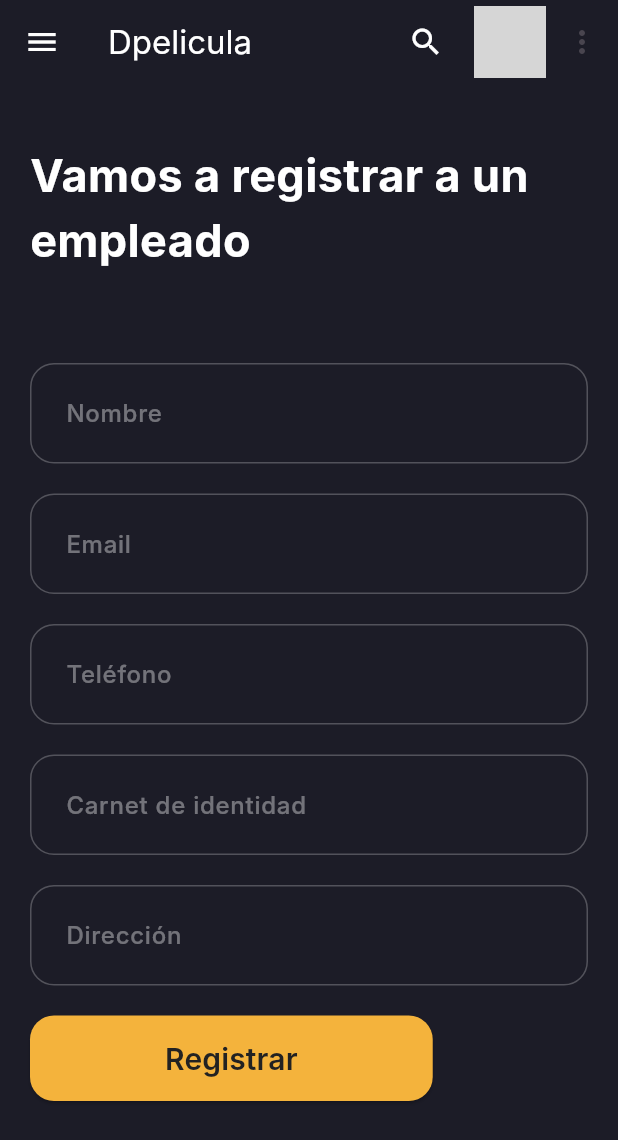
After one commit to TheBig-C/IS_Dpelicula, a Flutter app: the RegisterEmployee screen opened by its route, on a phone screen of 412 x 824 dp. The commit adds this screen. Shown: the top 1140 px of the screen. Run offline on Flutter 3.47's test engine with Material 3 defaults, Android fonts, the light colour scheme and no system bars; our stand-ins replace bloc, carousel_slider, cloud_firestore, dio, firebase_auth, firebase_core and 4 more; accounts and stored records are empty; network calls fail; Roboto replaces fonts that are missing (Inter); grey boxes are pictures that could not be loaded.

Commit message:
Autenticacion y autorizacion
Se agrego el restablecimiento de contrasena y tambien el registro de empleados para roles del tipo admin, tambien cuando se registra un empleado su contrasena default sera su ci por lo tando se le pedira que restablezca su contrasena al inicar sesion

```diff
--- a/lib/main.dart
+++ b/lib/main.dart
@@ -3,6 +3,7 @@ import 'package:firebase_auth/firebase_auth.dart';
 import 'package:firebase_core/firebase_core.dart';
 import 'package:flutter/material.dart';
 import 'package:flutter_bloc/flutter_bloc.dart';
+import 'package:is_dpelicula/pages/register_employee.dart';
 import 'package:is_dpelicula/pages/register_page.dart'; // Asegúrate de usar la ruta correcta al archivo
 
 import 'package:go_router/go_router.dart';
@@ -15,6 +16,7 @@ import 'package:is_dpelicula/pages/home_page.dart';
 import 'package:is_dpelicula/pages/login_page.dart';
 import 'package:is_dpelicula/pages/register_page.dart';
 import 'package:is_dpelicula/pages/about_us.dart';
+
 void main() async {
   WidgetsFlutterBinding.ensureInitialized();
   await Firebase.initializeApp(
@@ -72,6 +74,14 @@ class MyApp extends StatelessWidget {
         return const ContactPage();
       },
     ),
+    GoRoute(
+      path: '/register_employee',
+      name: 'registerEmployee',
+      builder: (context, state) {
+        return const RegisterEmployee();
+      },
+    ),
+
   ], initialLocation: '/home');
 
   @override
--- /dev/null
+++ b/lib/pages/register_employee.dart
@@ -0,0 +1,302 @@
+import 'package:cloud_firestore/cloud_firestore.dart';
+import 'package:firebase_auth/firebase_auth.dart';
+import 'package:flutter/material.dart';
+import 'package:go_router/go_router.dart';
+import 'package:is_dpelicula/widgets/custom_app_bar.dart';
+import 'package:top_snackbar_flutter/custom_snack_bar.dart';
+import 'package:top_snackbar_flutter/top_snack_bar.dart';
+
+class RegisterEmployee extends StatefulWidget {
+  const RegisterEmployee({super.key});
+
+  @override
+  State<RegisterEmployee> createState() => _RegisterEmployeeState();
+}
+
+class _RegisterEmployeeState extends State<RegisterEmployee> {
+  final formKey = GlobalKey<FormState>();
+  TextEditingController emailController = TextEditingController();
+  TextEditingController nameController = TextEditingController();
+  TextEditingController phoneController = TextEditingController();
+  TextEditingController ciController = TextEditingController();
+  TextEditingController addressController = TextEditingController();
+
+  @override
+  Widget build(BuildContext context) {
+    bool isDesktop = MediaQuery.of(context).size.width > 800;
+    FirebaseFirestore firestore = FirebaseFirestore.instance;
+    CollectionReference users = firestore.collection('users');
+    Widget registerForm = Padding(
+      padding: const EdgeInsets.symmetric(horizontal: 20, vertical: 40),
+      child: Form(
+        key: formKey,
+        child: Column(
+          crossAxisAlignment: CrossAxisAlignment.start,
+          children: [
+            const Text(
+              "Vamos a registrar a un empleado",
+              style: TextStyle(fontWeight: FontWeight.bold, fontSize: 30),
+            ),
+            const SizedBox(height: 60),
+            TextFormField(
+              controller: nameController,
+              textInputAction: TextInputAction.next,
+              cursorColor: Theme.of(context).primaryColor,
+              style: const TextStyle(color: Colors.white70, fontSize: 18),
+              autovalidateMode: AutovalidateMode.onUserInteraction,
+              validator: (name) => name != null && name.isEmpty
+                  ? 'Por favor introduzca un nombre'
+                  : null,
+              decoration: InputDecoration(
+                labelText: "Nombre",
+                floatingLabelStyle:
+                    const TextStyle(color: Colors.white54, fontSize: 22),
+                labelStyle: const TextStyle(
+                    color: Colors.white38,
+                    fontSize: 16,
+                    fontWeight: FontWeight.w500),
+                contentPadding:
+                    const EdgeInsets.symmetric(horizontal: 20, vertical: 20),
+                enabledBorder: OutlineInputBorder(
+                    borderSide: const BorderSide(color: Colors.white24),
+                    borderRadius: BorderRadius.circular(16)),
+                focusedBorder: OutlineInputBorder(
+                    borderSide:
+                        BorderSide(color: Theme.of(context).primaryColor),
+                    borderRadius: BorderRadius.circular(16)),
+                border: OutlineInputBorder(
+                    borderSide: const BorderSide(color: Colors.white70),
+                    borderRadius: BorderRadius.circular(16)),
+              ),
+            ),
+            const SizedBox(height: 20),
+            TextFormField(
+              controller: emailController,
+              textInputAction: TextInputAction.next,
+              cursorColor: Theme.of(context).primaryColor,
+              style: const TextStyle(color: Colors.white70, fontSize: 18),
+              autovalidateMode: AutovalidateMode.onUserInteraction,
+              validator: (email) => email != null && email.isEmpty
+                  ? 'Por favor introduzca un email'
+                  : null,
+              decoration: InputDecoration(
+                labelText: "Email",
+                floatingLabelStyle:
+                    const TextStyle(color: Colors.white54, fontSize: 22),
+                labelStyle: const TextStyle(
+                    color: Colors.white38,
+                    fontSize: 16,
+                    fontWeight: FontWeight.w500),
+                contentPadding:
+                    const EdgeInsets.symmetric(horizontal: 20, vertical: 20),
+                enabledBorder: OutlineInputBorder(
+                    borderSide: const BorderSide(color: Colors.white24),
+                    borderRadius: BorderRadius.circular(16)),
+                focusedBorder: OutlineInputBorder(
+                    borderSide:
+                        BorderSide(color: Theme.of(context).primaryColor),
+                    borderRadius: BorderRadius.circular(16)),
+                border: OutlineInputBorder(
+                    borderSide: const BorderSide(color: Colors.white70),
+                    borderRadius: BorderRadius.circular(16)),
+              ),
+            ),
+            const SizedBox(height: 20),
+            TextFormField(
+              controller: phoneController,
+              textInputAction: TextInputAction.next,
+              cursorColor: Theme.of(context).primaryColor,
+              style: const TextStyle(color: Colors.white70, fontSize: 18),
+              autovalidateMode: AutovalidateMode.onUserInteraction,
+              validator: (phone) => phone != null && phone.isEmpty
+                  ? 'Por favor introduzca un teléfono'
+                  : null,
+              decoration: InputDecoration(
+                labelText: "Teléfono",
+                floatingLabelStyle:
+                    const TextStyle(color: Colors.white54, fontSize: 22),
+                labelStyle: const TextStyle(
+                    color: Colors.white38,
+                    fontSize: 16,
+                    fontWeight: FontWeight.w500),
+                contentPadding:
+                    const EdgeInsets.symmetric(horizontal: 20, vertical: 20),
+                enabledBorder: OutlineInputBorder(
+                    borderSide: const BorderSide(color: Colors.white24),
+                    borderRadius: BorderRadius.circular(16)),
+                focusedBorder: OutlineInputBorder(
+                    borderSide:
+                        BorderSide(color: Theme.of(context).primaryColor),
+                    borderRadius: BorderRadius.circular(16)),
+                border: OutlineInputBorder(
+                    borderSide: const BorderSide(color: Colors.white70),
+                    borderRadius: BorderRadius.circular(16)),
+              ),
+            ),
+            const SizedBox(height: 20),
+            TextFormField(
+              controller: ciController,
+              textInputAction: TextInputAction.next,
+              cursorColor: Theme.of(context).primaryColor,
+              style: const TextStyle(color: Colors.white70, fontSize: 18),
+              autovalidateMode: AutovalidateMode.onUserInteraction,
+              validator: (phone) => phone != null && phone.isEmpty
+                  ? 'Por favor introduzca su carnet de identidad'
+                  : null,
+              decoration: InputDecoration(
+                labelText: "Carnet de identidad",
+                floatingLabelStyle:
+                    const TextStyle(color: Colors.white54, fontSize: 22),
+                labelStyle: const TextStyle(
+                    color: Colors.white38,
+                    fontSize: 16,
+                    fontWeight: FontWeight.w500),
+                contentPadding:
+                    const EdgeInsets.symmetric(horizontal: 20, vertical: 20),
+                enabledBorder: OutlineInputBorder(
+                    borderSide: const BorderSide(color: Colors.white24),
+                    borderRadius: BorderRadius.circular(16)),
+                focusedBorder: OutlineInputBorder(
+                    borderSide:
+                        BorderSide(color: Theme.of(context).primaryColor),
+                    borderRadius: BorderRadius.circular(16)),
+                border: OutlineInputBorder(
+                    borderSide: const BorderSide(color: Colors.white70),
+                    borderRadius: BorderRadius.circular(16)),
+              ),
+            ),
+            const SizedBox(height: 20),
+            TextFormField(
+              controller: addressController,
+              textInputAction: TextInputAction.done,
+              cursorColor: Theme.of(context).primaryColor,
+              style: const TextStyle(color: Colors.white70, fontSize: 18),
+              autovalidateMode: AutovalidateMode.onUserInteraction,
+              validator: (address) => address != null && address.isEmpty
+                  ? 'Por favor introduzca una dirección'
+                  : null,
+              decoration: InputDecoration(
+                labelText: "Dirección",
+                floatingLabelStyle:
+                    const TextStyle(color: Colors.white54, fontSize: 22),
+                labelStyle: const TextStyle(
+                    color: Colors.white38,
+                    fontSize: 16,
+                    fontWeight: FontWeight.w500),
+                contentPadding:
+                    const EdgeInsets.symmetric(horizontal: 20, vertical: 20),
+                enabledBorder: OutlineInputBorder(
+                    borderSide: const BorderSide(color: Colors.white24),
+                    borderRadius: BorderRadius.circular(16)),
+                focusedBorder: OutlineInputBorder(
+                    borderSide:
+                        BorderSide(color: Theme.of(context).primaryColor),
+                    borderRadius: BorderRadius.circular(16)),
+                border: OutlineInputBorder(
+                    borderSide: const BorderSide(color: Colors.white70),
+                    borderRadius: BorderRadius.circular(16)),
+              ),
+            ),
+            const SizedBox(height: 20),
+            ElevatedButton(
+              onPressed: () {
+                final isValid = formKey.currentState!.validate();
+                if (!isValid) return;
+                showDialog(
+                    context: context,
+                    barrierDismissible: false,
+                    builder: (context) => Center(
+                        child: CircularProgressIndicator(
+                            color: Theme.of(context).primaryColor)));
+
+                // Here, instead of creating a user with email and password, set the predefined password and register the employee
+                FirebaseAuth.instance
+                    .createUserWithEmailAndPassword(
+                        email: emailController.text.trim(),
+                        password: ciController.text
+                            .trim()) // Set a predefined password
+                    .then((userCredential) =>
+                        users.doc(userCredential.user!.uid).set({
+                          'money': 0,
+                          'email': emailController.text.trim(),
+                          'name': nameController.text.trim(),
+                          'CI': ciController.text.trim(),
+                          'phone': phoneController.text.trim(),
+                          'address': addressController.text.trim(),
+                          'role': 'admin', // Specify role
+                        }))
+                    .then((_) {
+                  Navigator.of(context, rootNavigator: true).pop();
+                  showTopSnackBar(
+                      Overlay.of(context)!,
+                      const CustomSnackBar.success(
+                          message: 'Success, employee has been registered!'));
+                  context.goNamed('login');
+                }).catchError((e) {
+                  Navigator.of(context, rootNavigator: true).pop();
+                  showTopSnackBar(Overlay.of(context)!,
+                      CustomSnackBar.error(message: e.message));
+                });
+              },
+              style: ElevatedButton.styleFrom(
+                  padding:
+                      const EdgeInsets.symmetric(horizontal: 90, vertical: 14),
+                  shape: RoundedRectangleBorder(
+                      borderRadius: BorderRadius.circular(16))),
+              child: const Text(
+                "Registrar",
+                style: TextStyle(fontSize: 20, fontWeight: FontWeight.w600),
+              ),
+            )
+          ],
+        ),
+      ),
+    );
+
+    return Scaffold(
+      body: SafeArea(
+        child: isDesktop
+            ? Center(child: SizedBox(width: 400, child: registerForm))
+            : ListView(children: [registerForm]),
+      ),
+      appBar: CustomAppBar(
+        isDesktop: isDesktop,
+      ),
+      drawer: !isDesktop
+          ? Drawer(
+              child: ListView(
+                padding: EdgeInsets.zero,
+                children: [
+                  DrawerHeader(
+                    decoration: BoxDecoration(color: Colors.blue),
+                    child: Text('Menú',
+                        style: TextStyle(color: Colors.white, fontSize: 24)),
+                  ),
+                  ListTile(
+                    title: const Text('Inicio'),
+                    onTap: () {
+                      Navigator.of(context).pop();
+                      context.goNamed('home');
+                    },
+                  ),
+                  ListTile(
+                    title: const Text('Nosotros'),
+                    onTap: () {
+                      Navigator.of(context).pop();
+                      context.goNamed('aboutUs');
+                    },
+                  ),
+                  ListTile(
+                    title: const Text('Contáctanos'),
+                    onTap: () {
+                      Navigator.of(context).pop();
+                      context.goNamed('contact');
+                    },
+                  ),
+                ],
+              ),
+            )
+          : null,
+    );
+  }
+}
--- a/lib/widgets/custom_app_bar.dart
+++ b/lib/widgets/custom_app_bar.dart
@@ -61,18 +61,24 @@ class CustomAppBar extends StatelessWidget implements PreferredSizeWidget {
                 final data = snapshot.data!.data() as Map<String, dynamic>;
                 return CircleAvatar(
                   backgroundImage: NetworkImage(
-                        data['image_url'] ?? './assets/img/profile.jpg'),
+                      data['image_url'] ?? './assets/img/profile.png'),
                   radius: 24,
                 );
               } else {
                 return const CircleAvatar(
-                    backgroundImage: AssetImage('./assets/img/profile.jpg'),
+                  backgroundImage: AssetImage('./assets/img/profile.png'),
                   radius: 24,
                 );
               }
             },
           ),
-            PopupMenuButton<int>(
+          FutureBuilder<DocumentSnapshot>(
+            future: users.doc(user.uid).get(),
+            builder: (context, snapshot) {
+              if (snapshot.connectionState == ConnectionState.done &&
+                  snapshot.hasData) {
+                final data = snapshot.data!.data() as Map<String, dynamic>;
+                return PopupMenuButton<int>(
                   onSelected: (value) {
                     switch (value) {
                       case 0:
@@ -89,14 +95,30 @@ class CustomAppBar extends StatelessWidget implements PreferredSizeWidget {
                             .signOut()
                             .then((_) => context.goNamed('login'));
                         break;
+                      case 4:
+                        context.goNamed('registerEmployee');
+                        break;
                     }
                   },
-              itemBuilder: (context) => [
-                const PopupMenuItem<int>(value: 0, child: Text('Home')),
-                const PopupMenuItem<int>(value: 1, child: Text('History')),
-                const PopupMenuItem<int>(value: 2, child: Text('Profile')),
-                const PopupMenuItem<int>(value: 3, child: Text('Logout')),
+                  itemBuilder: (context) => <PopupMenuEntry<int>>[
+                    const PopupMenuItem<int>(value: 0, child: Text('Inicio')),
+                    const PopupMenuItem<int>(
+                        value: 1, child: Text('Historial')),
+                    const PopupMenuItem<int>(value: 2, child: Text('Perfil')),
+                    const PopupMenuItem<int>(
+                        value: 3, child: Text('Cerrar sesión')),
+                    if (data['role'] == 'admin') // Check for admin role
+                      const PopupMenuItem<int>(
+                          value: 4, child: Text('Registrar Empleado')),
                   ],
+                );
+              } else {
+                return CircleAvatar(
+                  backgroundImage: AssetImage('./assets/img/profile.png'),
+                  radius: 24,
+                );
+              }
+            },
           ),
         ] else ...[
           TextButton(
--- a/pubspec.yaml
+++ b/pubspec.yaml
@@ -45,6 +45,7 @@ dependencies:
   carousel_slider: ^4.2.1
   dio: ^5.4.3
   url_launcher: ^6.2.6
+  intl: ^0.19.0
 
 dev_dependencies:
   flutter_test:
```
Also changed, not shown: lib/pages/forgot_pw_page.dart (added, +141 -0 lines), lib/pages/login_page.dart (+85 -18 lines), lib/pages/register_page.dart (+22 -5 lines), assets/profile.png (added), pubspec.lock. Lines whose indentation alone changed are shown as unchanged.
